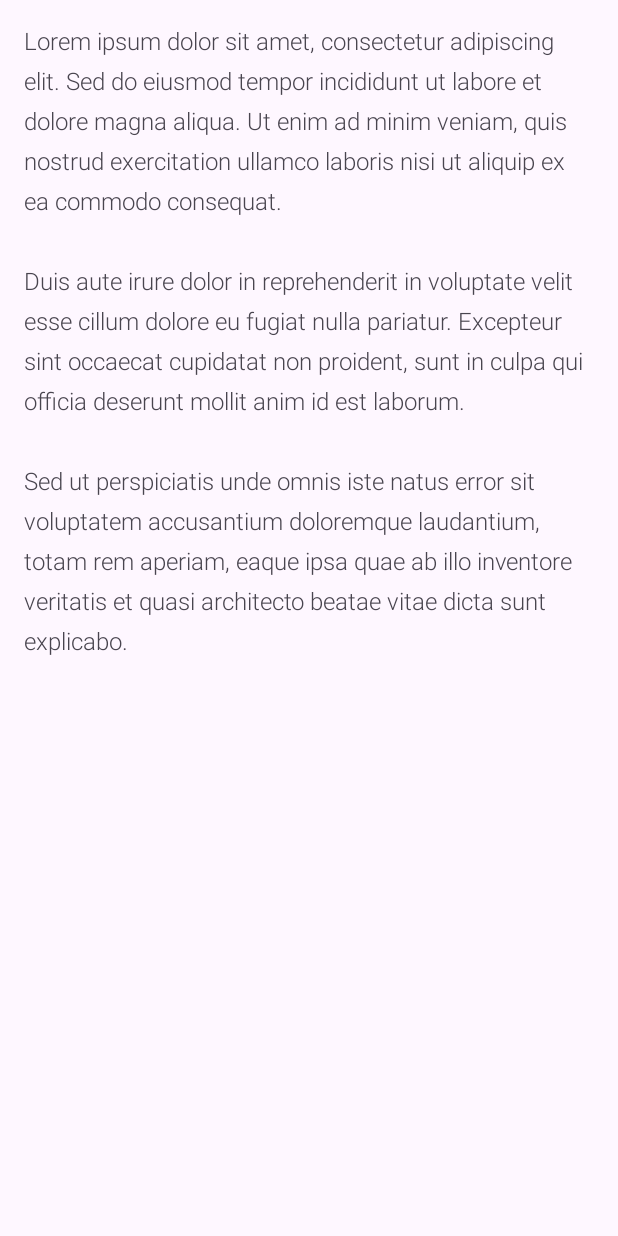
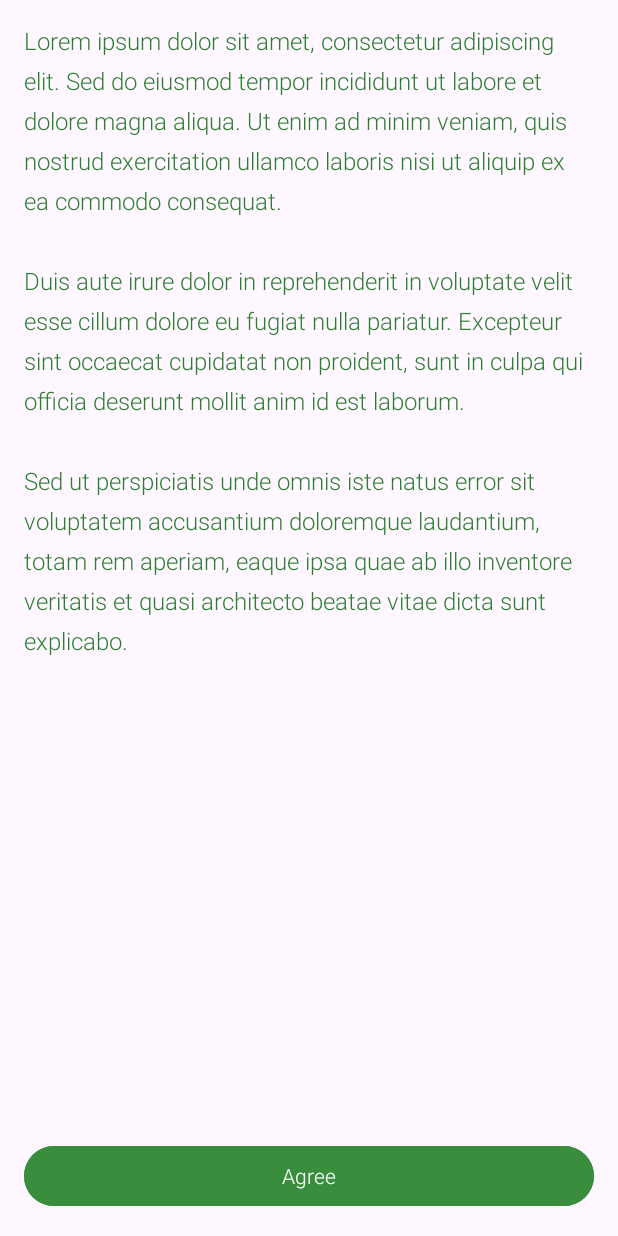
Before and after one commit to zoya-hammad/NutriVision, an Android app: the TermsAndConditions screen opened directly, with no data from a screen before it, on a phone screen of 412 x 824 dp. Run offline under Robolectric (Android 15) with nearby library versions, the light colour scheme and no system bars.

Commit message:
Added terms, agreement button

```diff
--- a/mobile/app/src/main/res/layout/activity_terms_and_conditions.xml
+++ b/mobile/app/src/main/res/layout/activity_terms_and_conditions.xml
@@ -1,15 +1,68 @@
 <?xml version="1.0" encoding="utf-8"?>
-<ScrollView xmlns:android="http://schemas.android.com/apk/res/android"
+<LinearLayout xmlns:android="http://schemas.android.com/apk/res/android"
+    xmlns:app="http://schemas.android.com/apk/res-auto"
     android:layout_width="match_parent"
     android:layout_height="match_parent"
-    android:padding="16dp">
+    android:orientation="vertical">
 
-    <TextView
-        android:id="@+id/terms_text"
+    <ScrollView
+        android:layout_width="match_parent"
+        android:layout_height="0dp"
+        android:layout_weight="1"
+        android:padding="16dp">
+
+        <TextView
+            android:id="@+id/terms_text"
+            android:layout_width="match_parent"
+            android:layout_height="wrap_content"
+            android:textSize="16sp"
+            android:textColor="@color/green_dark"
+            android:lineSpacingExtra="8dp"
+            android:text="Terms and Conditions
+
+1. Acceptance of Terms
+By accessing and using NutriVision, you agree to be bound by these Terms and Conditions.
+
+2. Privacy Policy
+Your privacy is important to us. We collect and use your personal information in accordance with our Privacy Policy.
+
+3. User Responsibilities
+- Use the app for its intended purpose
+- Not share your account credentials
+
+4. Medical Disclaimer
+NutriVision is not a substitute for professional medical advice. Always consult with healthcare professionals for medical decisions.
+
+5. Data Usage
+We may collect and use data to improve our services and provide personalized recommendations.
+
+6. Modifications
+We reserve the right to modify these terms at any time. Continued use of the app constitutes acceptance of modified terms.
+
+7. Limitation of Liability
+We are not liable for any damages arising from the use of our app.
+
+8. Contact
+For questions about these terms, please contact our support team.
+Email: support@nutrivision.com"/>
+
+    </ScrollView>
+
+    <LinearLayout
         android:layout_width="match_parent"
         android:layout_height="wrap_content"
-        android:textSize="16sp"
-        android:text="Sample Text View"
-        android:lineSpacingExtra="8dp"/>
+        android:orientation="vertical"
+        android:padding="16dp">
 
-</ScrollView>
+        <com.google.android.material.button.MaterialButton
+            android:id="@+id/btn_agree"
+            android:layout_width="match_parent"
+            android:layout_height="wrap_content"
+            android:text="Agree"
+            android:textColor="@color/white"
+            app:cornerRadius="24dp"
+            android:backgroundTint="@color/green_light"/>
+
+    </LinearLayout>
+
+</LinearLayout>
```
